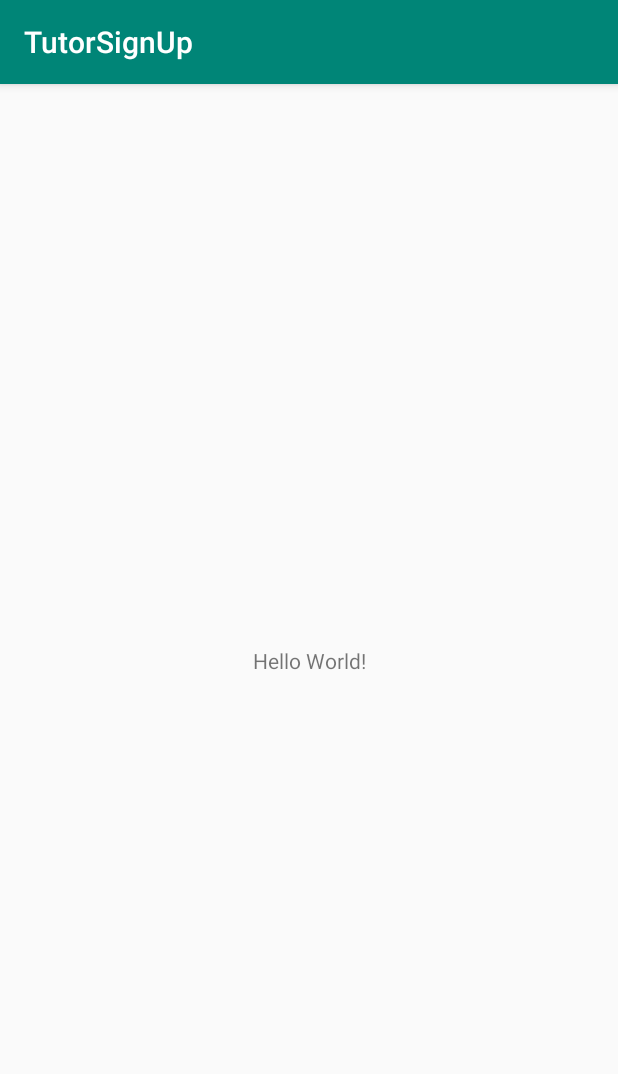
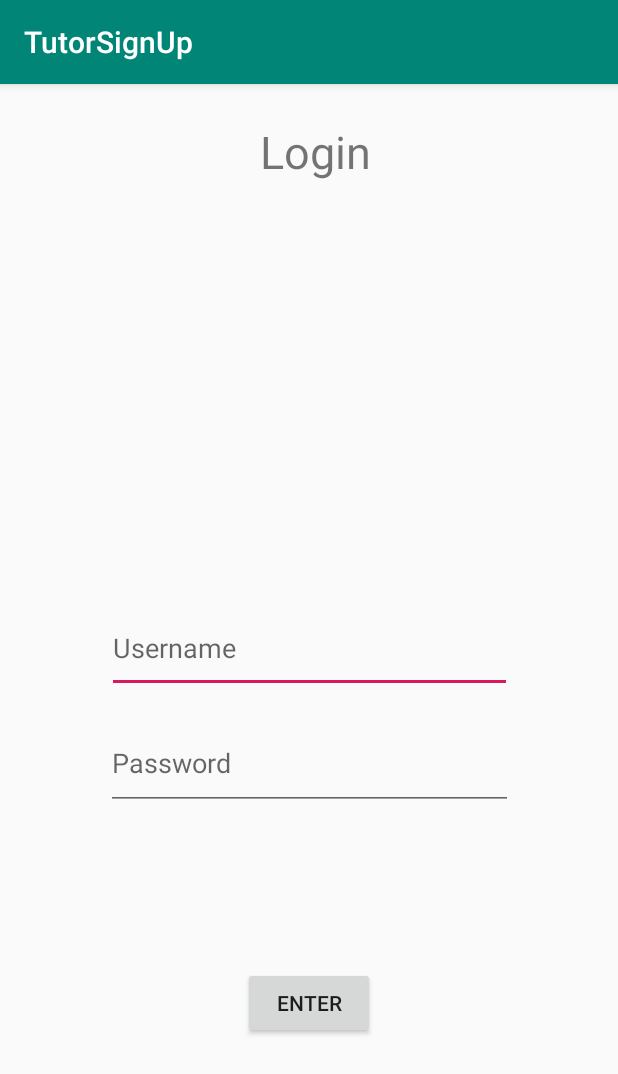
Before and after one commit to jen-rich/TutorSignUp, an Android app: the screen it shows after launch (MainActivity), on a phone screen of 412 x 824 dp. Shown: the top 1074 px of the screen. Run offline under Robolectric (Android 15) with nearby library versions, the phone set to English and light mode, and no system bars.

Commit message:
Created login screen

```diff
--- a/app/src/main/java/com/example/choco/tutorsignup/MainActivity.java
+++ b/app/src/main/java/com/example/choco/tutorsignup/MainActivity.java
@@ -1,13 +1,44 @@
 package com.example.choco.tutorsignup;
 
+import android.content.Intent;
+import android.net.Uri;
+import android.os.Bundle;
 import android.support.v7.app.AppCompatActivity;
-import android.os.Bundle;
+import android.widget.EditText;
 
 public class MainActivity extends AppCompatActivity {
+
+    EditText username;
+    EditText password;
 
     @Override
     protected void onCreate(Bundle savedInstanceState) {
         super.onCreate(savedInstanceState);
         setContentView(R.layout.activity_main);
+        username = findViewById(R.id.username);
+        password = findViewById(R.id.password);
+    }
+
+    public  void login() {
+        if (username.getText().toString() == "teacher" && password.getText().toString() == "tut0r!ng") {
+            String url = "http://www.scholar.google.com";
+            Intent i = new Intent(Intent.ACTION_VIEW);
+            i.setData(Uri.parse(url));
+            startActivity(i);
+        }
+
+        if (username.getText().toString() == "tutored" && password.getText().toString() == "tut0r!ng") {
+            String url = "http://www.google.com";
+            Intent i = new Intent(Intent.ACTION_VIEW);
+            i.setData(Uri.parse(url));
+            startActivity(i);
+        }
+
+        if (username.getText().toString() == "tutor" && password.getText().toString() == "tut0r!ng") {
+            String url = "http://www.google.com";
+            Intent i = new Intent(Intent.ACTION_VIEW);
+            i.setData(Uri.parse(url));
+            startActivity(i);
+        }
     }
 }
--- a/app/src/main/res/layout/activity_main.xml
+++ b/app/src/main/res/layout/activity_main.xml
@@ -1,18 +1,72 @@
 <?xml version="1.0" encoding="utf-8"?>
-<android.support.constraint.ConstraintLayout xmlns:android="http://schemas.android.com/apk/res/android"
+<android.support.constraint.ConstraintLayout
+    xmlns:android="http://schemas.android.com/apk/res/android"
+    xmlns:tools="http://schemas.android.com/tools"
     xmlns:app="http://schemas.android.com/apk/res-auto"
-    xmlns:tools="http://schemas.android.com/tools"
     android:layout_width="match_parent"
     android:layout_height="match_parent"
     tools:context=".MainActivity">
 
     <TextView
+        android:id="@+id/login"
+        android:layout_width="79dp"
+        android:layout_height="47dp"
+        android:text="Login"
+        android:textAlignment="center"
+        android:textSize="30sp"
+        app:layout_constraintBottom_toBottomOf="parent"
+        app:layout_constraintHorizontal_bias="0.514"
+        app:layout_constraintLeft_toLeftOf="parent"
+        app:layout_constraintRight_toRightOf="parent"
+        app:layout_constraintTop_toTopOf="parent"
+        app:layout_constraintVertical_bias="0.034" />
+
+    <EditText
+        android:id="@+id/username"
+        android:layout_width="270dp"
+        android:layout_height="59dp"
+        android:layout_marginStart="8dp"
+        android:layout_marginTop="8dp"
+        android:layout_marginEnd="8dp"
+        android:layout_marginBottom="16dp"
+        android:ems="10"
+        android:hint="Username"
+        android:inputType="textPersonName"
+        app:layout_constraintBottom_toTopOf="@+id/password"
+        app:layout_constraintEnd_toEndOf="parent"
+        app:layout_constraintStart_toStartOf="parent"
+        app:layout_constraintTop_toBottomOf="@+id/login"
+        app:layout_constraintVertical_bias="1.0" />
+
+    <EditText
+        android:id="@+id/password"
+        android:layout_width="271dp"
+        android:layout_height="62dp"
+        android:layout_marginStart="8dp"
+        android:layout_marginEnd="8dp"
+        android:layout_marginBottom="284dp"
+        android:ems="10"
+        android:hint="Password"
+        android:inputType="textPassword"
+        app:layout_constraintBottom_toBottomOf="parent"
+        app:layout_constraintEnd_toEndOf="parent"
+        app:layout_constraintHorizontal_bias="0.505"
+        app:layout_constraintStart_toStartOf="parent" />
+
+    <Button
+        android:id="@+id/enter"
         android:layout_width="wrap_content"
         android:layout_height="wrap_content"
-        android:text="Hello World!"
+        android:layout_marginStart="8dp"
+        android:layout_marginTop="8dp"
+        android:layout_marginEnd="8dp"
+        android:layout_marginBottom="8dp"
+        android:onClick="login"
+        android:text="Enter"
         app:layout_constraintBottom_toBottomOf="parent"
-        app:layout_constraintLeft_toLeftOf="parent"
-        app:layout_constraintRight_toRightOf="parent"
-        app:layout_constraintTop_toTopOf="parent" />
+        app:layout_constraintEnd_toEndOf="parent"
+        app:layout_constraintStart_toStartOf="parent"
+        app:layout_constraintTop_toBottomOf="@+id/password"
+        app:layout_constraintVertical_bias="0.439" />
 
 </android.support.constraint.ConstraintLayout>
```
